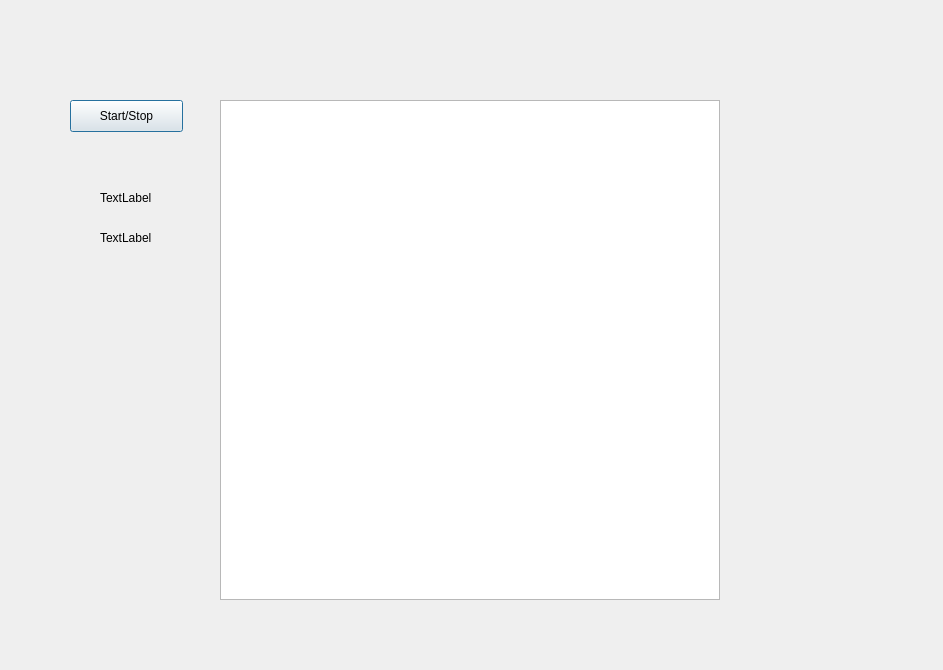
Old version of the form Simulation based on NatureOfCode/AnotherApproach/dialog.ui in the repository TheGreatGrapes/TheGreatGrapeProblem.
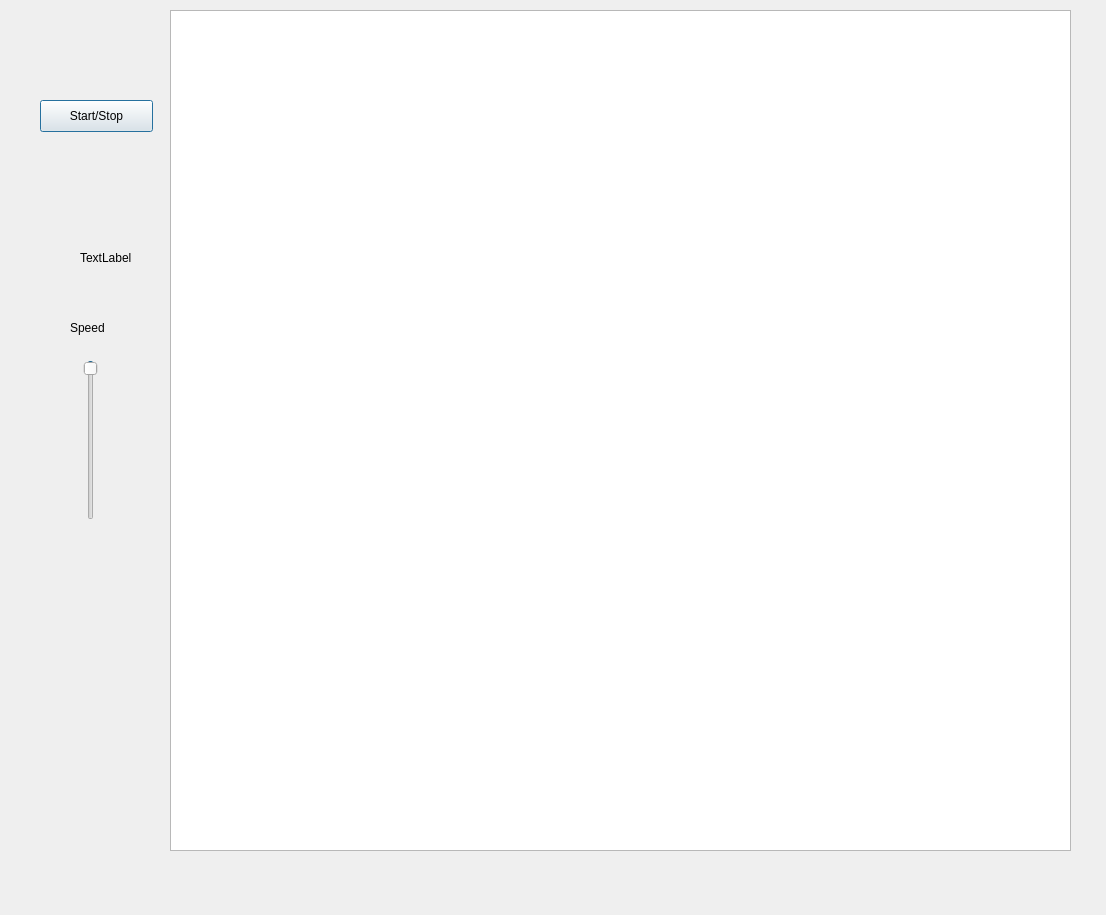
New version of the form.

Diff of the .ui file:
```diff
--- a/Simulation based on NatureOfCode/AnotherApproach/dialog.ui
+++ b/Simulation based on NatureOfCode/AnotherApproach/dialog.ui
@@ -6,27 +6,30 @@
    <rect>
     <x>0</x>
     <y>0</y>
-    <width>943</width>
-    <height>670</height>
+    <width>1106</width>
+    <height>915</height>
    </rect>
   </property>
   <property name="windowTitle">
    <string>Dialog</string>
   </property>
+  <property name="sizeGripEnabled">
+   <bool>false</bool>
+  </property>
   <widget class="QGraphicsView" name="graphicsView">
    <property name="geometry">
     <rect>
-     <x>220</x>
-     <y>100</y>
-     <width>500</width>
-     <height>500</height>
+     <x>170</x>
+     <y>10</y>
+     <width>901</width>
+     <height>841</height>
     </rect>
    </property>
   </widget>
   <widget class="QPushButton" name="pushButton">
    <property name="geometry">
     <rect>
-     <x>70</x>
+     <x>40</x>
      <y>100</y>
      <width>113</width>
      <height>32</height>
@@ -39,8 +42,8 @@
   <widget class="QLabel" name="label">
    <property name="geometry">
     <rect>
-     <x>100</x>
-     <y>190</y>
+     <x>80</x>
+     <y>250</y>
      <width>59</width>
      <height>16</height>
     </rect>
@@ -52,14 +55,36 @@
   <widget class="QLabel" name="label_2">
    <property name="geometry">
     <rect>
-     <x>100</x>
-     <y>230</y>
+     <x>70</x>
+     <y>320</y>
      <width>59</width>
      <height>16</height>
     </rect>
    </property>
    <property name="text">
-    <string>TextLabel</string>
+    <string>Speed</string>
+   </property>
+  </widget>
+  <widget class="QSlider" name="verticalSlider">
+   <property name="geometry">
+    <rect>
+     <x>80</x>
+     <y>360</y>
+     <width>22</width>
+     <height>160</height>
+    </rect>
+   </property>
+   <property name="maximum">
+    <number>200</number>
+   </property>
+   <property name="value">
+    <number>1</number>
+   </property>
+   <property name="orientation">
+    <enum>Qt::Vertical</enum>
+   </property>
+   <property name="invertedAppearance">
+    <bool>true</bool>
    </property>
   </widget>
  </widget>
```
